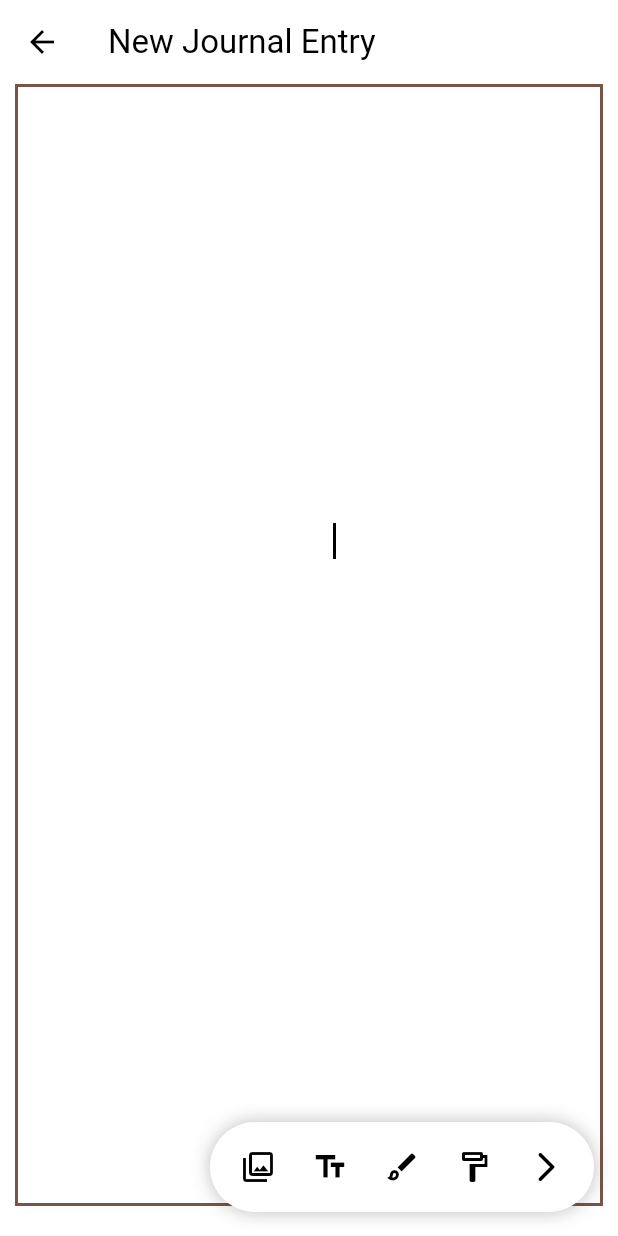
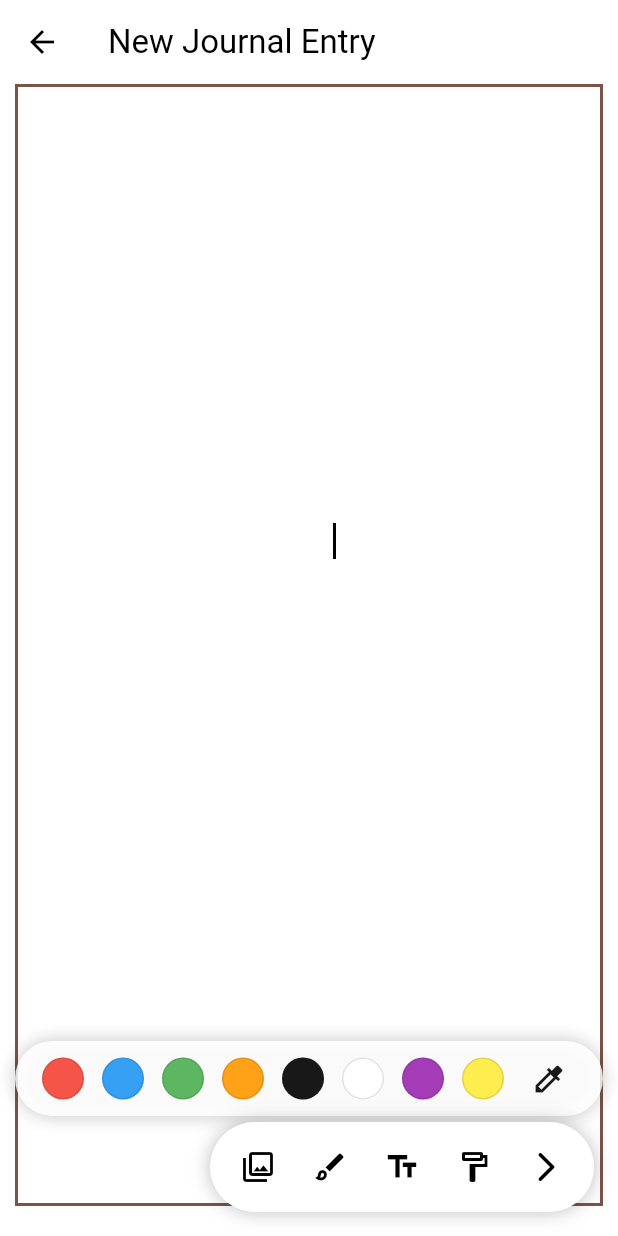
Before and after one commit to ShirishDawadi/Polaroid_Journal, a Flutter app: the JournalEntryScreen screen opened directly, after a tap on the "photo library" icon, after a tap on the "brush" icon, after a tap on the "text fields" icon, on a phone screen of 412 x 824 dp. Run offline on Flutter 3.47's test engine with Material 3 defaults, Android fonts, the phone set to English and light mode, and no system bars; our stand-ins replace flutter_colorpicker, image_picker.

Commit message:
Added color selector floating bar and text can have colors now

```diff
--- a/lib/screens/jounrnal_entry.dart
+++ b/lib/screens/jounrnal_entry.dart
@@ -1,7 +1,9 @@
 import 'dart:io';
 import 'package:flutter/material.dart';
 import 'package:image_picker/image_picker.dart';
+import 'package:polaroid_journal/widgets/color_floating_bar.dart';
 import 'package:polaroid_journal/widgets/color_picker.dart';
+import 'package:polaroid_journal/widgets/journal_floating_bar.dart';
 import 'package:polaroid_journal/widgets/moveable_photo.dart';
 import 'package:polaroid_journal/widgets/moveable_textfield.dart';
 
@@ -11,7 +13,10 @@ class JournalEntryScreen extends StatefulWidget {
 }
 
 class _JournalEntryScreenState extends State<JournalEntryScreen> {
-  Color currentColor = Colors.white;
+  Color currentBackgroundColor = Colors.white;
+  Color currentTextColor = Colors.black;
+  Color currentBrushColor = Colors.black;
+
   bool isOpen = true;
   int selectedTool = -1;
   List<MovableTextField> texts = [];
@@ -28,114 +33,97 @@ class _JournalEntryScreenState extends State<JournalEntryScreen> {
     });
   }
 
+   void addTextField() {
+    final key = GlobalKey<MovableTextFieldState>();
+    setState(() {
+      texts.add(MovableTextField(
+        key: key,
+        onRemove: (fieldKey) {
+          setState(() {
+            texts.removeWhere((t) => t.key == fieldKey);
+          });
+        },
+        context: context,
+        textColor: currentTextColor,
+      ));
+    });
+  }
+
   @override
   Widget build(BuildContext context) {
     return Scaffold(
       appBar: AppBar(title: Text("New Journal Entry")),
-      body: GestureDetector(
+      body: Stack(
+        children: [
+          GestureDetector(
             onTap: () {
               FocusScope.of(context).unfocus();
             },
             child: Container(
               margin: EdgeInsets.fromLTRB(10, 0, 10, 20),
               decoration: BoxDecoration(
-            color: currentColor,
+                color: currentBackgroundColor,
                 border: Border.all(color: Colors.brown, width: 2),
               ),
               child: Stack(children: [...photos, ...texts]),
             ),
           ),
-      floatingActionButton: Container(
-        padding: EdgeInsets.symmetric(horizontal: 8),
-        height: 60,
-        decoration: BoxDecoration(
-          color: Theme.of(context).colorScheme.surface,
-          borderRadius: BorderRadius.circular(40),
-          boxShadow: [BoxShadow(color: Colors.black26, blurRadius: 10)],
-        ),
-        child: Row(
-          mainAxisSize: MainAxisSize.min,
-          children: [
-            AnimatedSize(
-              duration: Duration(milliseconds: 300),
-              curve: Curves.easeIn,
-              child: Row(
-                mainAxisSize: MainAxisSize.min,
-                children: isOpen
-                    ? [
-                        IconButton(
-                          icon: selectedTool == 0
-                              ? const Icon(Icons.photo_library)
-                              : const Icon(Icons.photo_library_outlined),
 
-                          onPressed: () async {
-                            setState(() => selectedTool = 0);
-                            await pickImage();
-                          },
-                        ),
-
-                        IconButton(
-                          icon: selectedTool == 2
-                              ? Icon(Icons.text_fields)
-                              : Icon(Icons.text_fields_outlined),
-                          onPressed: () {
+          if (selectedTool == 3 || selectedTool == 2)
+            Positioned(
+              bottom: 80,
+              left: 0,
+              right: 0,
+              child: Center(
+                child: AnimatedOpacity(
+                  opacity: 0.9,
+                  duration: Duration(milliseconds: 200),
+                  child: ColorFloatingBar(
+                    onSelect: (color) {
                       setState(() {
-                              selectedTool = 2;
-                              texts.add(
-                                MovableTextField(
-                                  onRemove: () {
-                                    setState(() {
-                                      texts.removeLast();
+                        if (selectedTool == 2) currentTextColor = color;
+                        if (selectedTool == 3) currentBackgroundColor = color;
                       });
                     },
-                                  context: context,
-                                ),
-                              );
-                            });
-                          },
-                        ),
-                        IconButton(
-                          icon: selectedTool == 1
-                              ? Icon(Icons.brush)
-                              : Icon(Icons.brush_outlined),
-                          onPressed: () => setState(() => selectedTool = 1),
-                        ),
-                        IconButton(
-                          icon: selectedTool == 3
-                              ? Icon(Icons.format_paint)
-                              : Icon(Icons.format_paint_outlined),
-                          onPressed: () async {
-                            setState(() => selectedTool = 3);
+                    onOpenColorPicker: () async {
                       final picked = await showDialog<Color>(
                         context: context,
-                              builder: (_) =>
-                                  ColorPickerDialog(initialColor: currentColor),
+                        builder: (_) {
+                          Color initialColor = Colors.white;
+                          if (selectedTool == 3) initialColor = currentBackgroundColor;
+                          if (selectedTool == 2) initialColor = currentTextColor;
+                          return ColorPickerDialog(initialColor: initialColor);
+                        },
                       );
                       if (picked != null) {
-                              setState(() => currentColor = picked);
+                        setState(() {
+                          if (selectedTool == 2) currentTextColor = picked;
+                          if (selectedTool == 3) currentBackgroundColor = picked;
+                        });
                       }
                     },
                   ),
-                      ]
-                    : [],
                 ),
-            ),
-
-            // Arrow button
-            AnimatedRotation(
-              duration: Duration(milliseconds: 300),
-              curve: Curves.ease,
-              turns: isOpen ? 0 : 0.5,
-              child: IconButton(
-                icon: Icon(Icons.arrow_forward_ios_rounded),
-                onPressed: () => setState(() {
-                  selectedTool = -1;
-                  isOpen = !isOpen;
-                }),
               ),
             ),
         ],
       ),
+      floatingActionButton: JournalFloatingBar(
+        isOpen: isOpen,
+        selectedTool: selectedTool,
+        onToolSelected: (tool) async {
+          setState(() => selectedTool = tool);
+
+          if (tool == 0) await pickImage();
+
+          if (tool == 2)  addTextField();
+        },
+        onToggle: () {
+          setState(() {
+            selectedTool = -1;
+            isOpen = !isOpen;
+          });
+        },
       ),
     );
   }
--- /dev/null
+++ b/lib/widgets/color_floating_bar.dart
@@ -0,0 +1,63 @@
+import 'package:flutter/material.dart';
+
+class ColorFloatingBar extends StatelessWidget {
+  final Function(Color) onSelect;
+  final VoidCallback onOpenColorPicker;
+
+  ColorFloatingBar({
+    required this.onSelect,
+    required this.onOpenColorPicker,
+  });
+
+  final List<Color> colors = [
+    Colors.red,
+    Colors.blue,
+    Colors.green,
+    Colors.orange,
+    Colors.black,
+    Colors.white,
+    Colors.purple,
+    Colors.yellow,
+  ];
+
+  @override
+  Widget build(BuildContext context) {
+    return Container(
+      height: 50,
+      padding: EdgeInsets.symmetric(horizontal: 12),
+      decoration: BoxDecoration(
+        color: Colors.white.withValues(alpha:0.90),
+        borderRadius: BorderRadius.circular(40),
+        boxShadow: [
+          BoxShadow(
+            color: Colors.black26,
+            blurRadius: 10,
+          )
+        ],
+      ),
+      child: Row(
+        mainAxisSize: MainAxisSize.min,
+        children: [
+          ...colors.map((c) => GestureDetector(
+                onTap: () => onSelect(c),
+                child: Container(
+                  width: 28,
+                  height: 28,
+                  margin: EdgeInsets.symmetric(horizontal: 6),
+                  decoration: BoxDecoration(
+                    color: c,
+                    shape: BoxShape.circle,
+                    border: Border.all(color: Colors.black12),
+                  ),
+                ),
+              )),
+
+          IconButton(
+            icon: Icon(Icons.colorize),
+            onPressed: onOpenColorPicker,
+          ),
+        ],
+      ),
+    );
+  }
+}
--- /dev/null
+++ b/lib/widgets/journal_floating_bar.dart
@@ -0,0 +1,88 @@
+import 'package:flutter/material.dart';
+
+class JournalFloatingBar extends StatelessWidget {
+  final bool isOpen;
+  final int selectedTool;
+
+  final Function(int) onToolSelected;
+  final Function() onToggle;
+
+  const JournalFloatingBar({
+    super.key,
+    required this.isOpen,
+    required this.selectedTool,
+    required this.onToolSelected,
+    required this.onToggle,
+  });
+
+  @override
+  Widget build(BuildContext context) {
+    return Container(
+      padding: const EdgeInsets.symmetric(horizontal: 8),
+      height: 60,
+      decoration: BoxDecoration(
+        color: Theme.of(context).colorScheme.surface,
+        borderRadius: BorderRadius.circular(40),
+        boxShadow: [
+          BoxShadow(color: Colors.black26, blurRadius: 10),
+        ],
+      ),
+      child: Row(
+        mainAxisSize: MainAxisSize.min,
+        children: [
+          AnimatedSize(
+            duration: const Duration(milliseconds: 300),
+            curve: Curves.easeIn,
+            child: Row(
+              mainAxisSize: MainAxisSize.min,
+              children: isOpen
+                  ? [
+                      IconButton(
+                        icon: Icon(
+                          selectedTool == 0
+                              ? Icons.photo_library
+                              : Icons.photo_library_outlined,
+                        ),
+                        onPressed: () => onToolSelected(0),
+                      ),
+                      IconButton(
+                        icon: Icon(
+                          selectedTool == 1
+                              ? Icons.brush
+                              : Icons.brush_outlined,
+                        ),
+                        onPressed: () => onToolSelected(1),
+                      ),
+                      IconButton(
+                        icon: Icon(
+                          selectedTool == 2
+                              ? Icons.text_fields
+                              : Icons.text_fields_outlined,
+                        ),
+                        onPressed: () => onToolSelected(2),
+                      ),
+                      IconButton(
+                        icon: Icon(
+                          selectedTool == 3
+                              ? Icons.format_paint
+                              : Icons.format_paint_outlined,
+                        ),
+                        onPressed: () => onToolSelected(3),
+                      ),
+                    ]
+                  : [],
+            ),
+          ),
+          AnimatedRotation(
+            duration: const Duration(milliseconds: 300),
+            turns: isOpen ? 0 : 0.5,
+            child: IconButton(
+              icon: const Icon(Icons.arrow_forward_ios_rounded),
+              onPressed: onToggle,
+            ),
+          ),
+        ],
+      ),
+    );
+  }
+}
--- a/lib/widgets/moveable_textfield.dart
+++ b/lib/widgets/moveable_textfield.dart
@@ -1,19 +1,20 @@
 import 'package:flutter/material.dart';
 
 class MovableTextField extends StatefulWidget {
-  final Function() onRemove;
+  final Function(Key) onRemove;
   final BuildContext context;
+  final Color textColor;
 
-  const MovableTextField({super.key, required this.onRemove, required this.context});
+  const MovableTextField({super.key, required this.onRemove, required this.context, required this.textColor});
 
   @override
-  State<MovableTextField> createState() => _MovableTextFieldState();
+  State<MovableTextField> createState() => MovableTextFieldState();
 }
 
-class _MovableTextFieldState extends State<MovableTextField> {
+class MovableTextFieldState extends State<MovableTextField> {
   double x = 0;
   double y = 0;
-
+  Color? textColor;
   TextEditingController controller = TextEditingController();
   FocusNode focus = FocusNode();
 
@@ -21,12 +22,14 @@ class _MovableTextFieldState extends State<MovableTextField> {
   void initState() {
     super.initState();
 
+    textColor=widget.textColor;
+
     x = MediaQuery.of(widget.context).size.width / 2;
     y = MediaQuery.of(widget.context).size.height / 3;
     focus.requestFocus();
     focus.addListener(() {
       if (!focus.hasFocus && controller.text.trim().isEmpty) {
-        widget.onRemove();
+        widget.onRemove(widget.key!);
       }
     });
   }
@@ -50,12 +53,13 @@ class _MovableTextFieldState extends State<MovableTextField> {
             child: TextField(
               controller: controller,
               focusNode: focus,
+              style: TextStyle(color:textColor),
               cursorColor: Theme.of(context).primaryColor,
               decoration: InputDecoration(border: InputBorder.none),
               maxLines: null,
               onChanged: (value) {
                 if (value.trim().isEmpty && !focus.hasFocus) {
-                  widget.onRemove();
+                  widget.onRemove(widget.key!);
                 }
               },
             ),
--- a/pubspec.yaml
+++ b/pubspec.yaml
@@ -12,6 +12,8 @@ dependencies:
   flutter_speed_dial: ^7.0.0
   flutter_colorpicker: ^1.1.0
   image_picker: ^1.2.1
+  flutter_painting_tools: ^1.3.0
+  flutter_quill: ^11.5.0
 
 
 dev_dependencies:
```
Also changed, not shown: pubspec.lock, 5 other files. Lines whose indentation alone changed are shown as unchanged.
